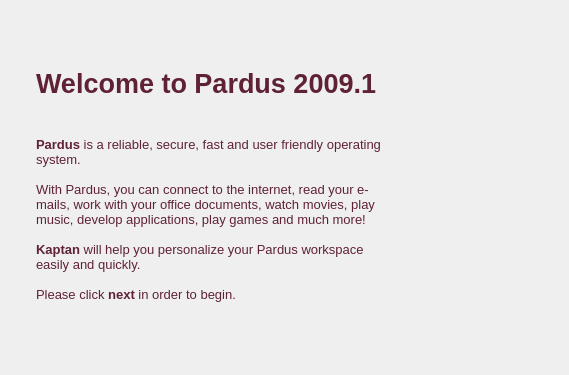
The window that kde/kaptan/src/gui/welcomeWidget.ui (pars-linux/uludag) describes before a commit, drawn with Qt 5.
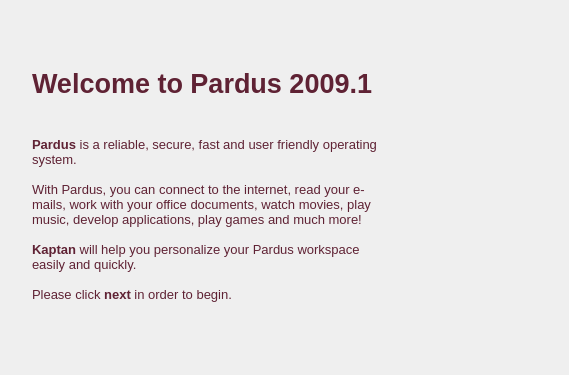
The same window after the commit.

Commit message: menu widget is ready

```diff
--- a/kde/kaptan/src/gui/welcomeWidget.ui
+++ b/kde/kaptan/src/gui/welcomeWidget.ui
@@ -83,7 +83,7 @@
      </property>
      <property name="sizeHint" stdset="0">
       <size>
-       <width>25</width>
+       <width>21</width>
        <height>20</height>
       </size>
      </property>
@@ -99,7 +99,7 @@
      </property>
      <property name="minimumSize">
       <size>
-       <width>350</width>
+       <width>351</width>
        <height>0</height>
       </size>
      </property>
```
The commit also changes 3 other files.
